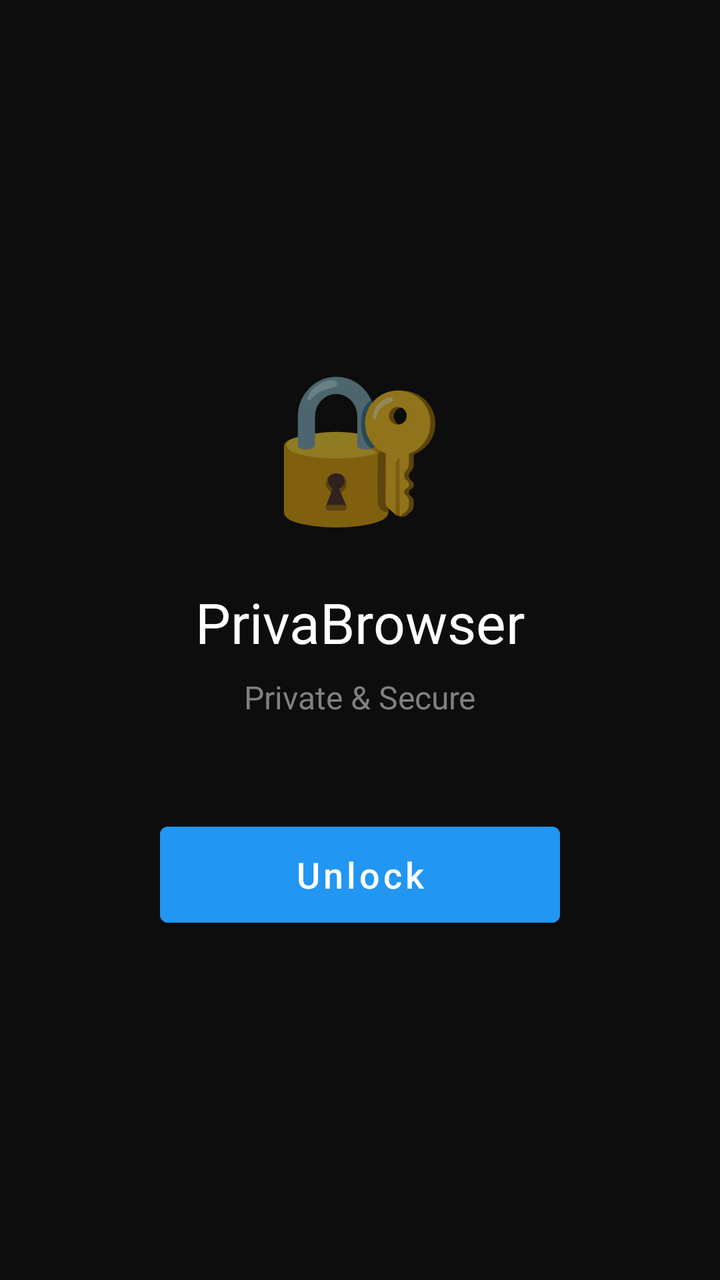
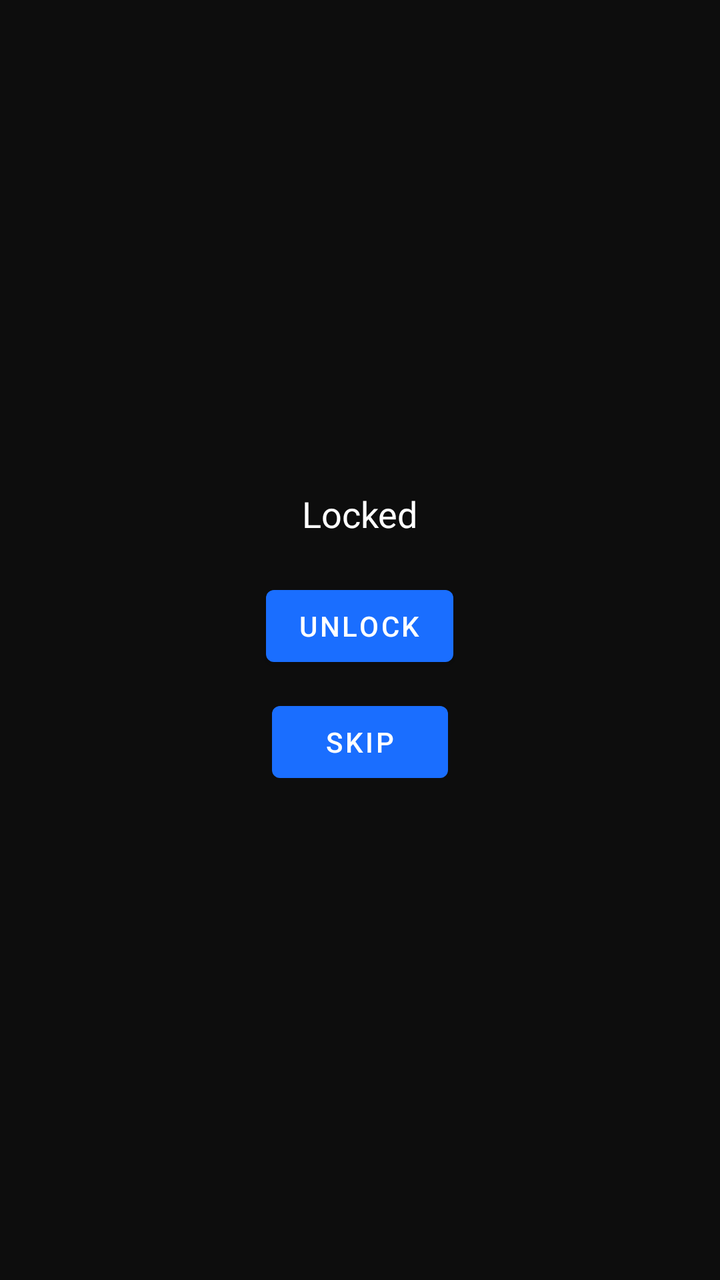

The first picture is an Android layout as it rendered before a commit; the second is the same layout after the commit. The layout source and the unified diff follow.
<!-- AndroidManifest.xml: application theme Theme.PrivaBrowser -->
<!-- res/layout/activity_biometric_lock.xml -->
<?xml version="1.0" encoding="utf-8"?>
<LinearLayout xmlns:android="http://schemas.android.com/apk/res/android"
    android:layout_width="match_parent"
    android:layout_height="match_parent"
    android:orientation="vertical"
    android:gravity="center"
    android:background="#0D0D0D"
    android:padding="40dp">

    
    <TextView
        android:layout_width="wrap_content"
        android:layout_height="wrap_content"
        android:text="🔐"
        android:textSize="72sp"
        android:layout_marginBottom="24dp" />

    
    <TextView
        android:layout_width="wrap_content"
        android:layout_height="wrap_content"
        android:text="PrivaBrowser"
        android:textColor="#FFFFFF"
        android:textSize="28sp"
        android:layout_marginBottom="8dp" />

    <TextView
        android:layout_width="wrap_content"
        android:layout_height="wrap_content"
        android:text="Private &amp; Secure"
        android:textColor="#808080"
        android:textSize="16sp"
        android:layout_marginBottom="48dp" />

    
    <Button
        android:id="@+id/btnUnlock"
        android:layout_width="200dp"
        android:layout_height="60dp"
        android:text="Unlock"
        android:textColor="#FFFFFF"
        android:backgroundTint="#2196F3"
        android:textAllCaps="false"
        android:textSize="18sp" />

</LinearLayout>
<!-- resources referenced by this layout -->
<resources>
  <style name="Theme.PrivaBrowser" parent="Theme.MaterialComponents.DayNight.NoActionBar">
          <item name="colorPrimary">#1A6EFF</item>
          <item name="colorPrimaryVariant">#0052CC</item>
          <item name="colorOnPrimary">#FFFFFF</item>
          <item name="colorSurface">#1E1E1E</item>
          <item name="android:windowBackground">#121212</item>
          <item name="android:statusBarColor">#0D0D0D</item>
          <item name="android:navigationBarColor">#1E1E1E</item>
      </style>
</resources>

<!-- the commit's change to res/layout/activity_biometric_lock.xml (unified diff, before → after) -->
@@ -5,42 +5,27 @@
     android:orientation="vertical"
     android:gravity="center"
     android:background="#0D0D0D"
-    android:padding="40dp">
+    android:padding="20dp">
 
-    
     <TextView
+        android:id="@+id/tvStatus"
         android:layout_width="wrap_content"
         android:layout_height="wrap_content"
-        android:text="🔐"
-        android:textSize="72sp"
-        android:layout_marginBottom="24dp" />
+        android:text="Locked"
+        android:textColor="#FFFFFF"
+        android:textSize="18sp"
+        android:layout_marginBottom="20dp" />
 
-    
-    <TextView
+    <Button
+        android:id="@+id/btnUnlock"
         android:layout_width="wrap_content"
         android:layout_height="wrap_content"
-        android:text="PrivaBrowser"
-        android:textColor="#FFFFFF"
-        android:textSize="28sp"
-        android:layout_marginBottom="8dp" />
+        android:text="Unlock" />
 
-    <TextView
+    <Button
+        android:id="@+id/btnSkip"
         android:layout_width="wrap_content"
         android:layout_height="wrap_content"
-        android:text="Private &amp; Secure"
-        android:textColor="#808080"
-        android:textSize="16sp"
-        android:layout_marginBottom="48dp" />
-
-    
-    <Button
-        android:id="@+id/btnUnlock"
-        android:layout_width="200dp"
-        android:layout_height="60dp"
-        android:text="Unlock"
-        android:textColor="#FFFFFF"
-        android:backgroundTint="#2196F3"
-        android:textAllCaps="false"
-        android:textSize="18sp" />
-
+        android:text="Skip"
+        android:layout_marginTop="10dp" />
 </LinearLayout>
